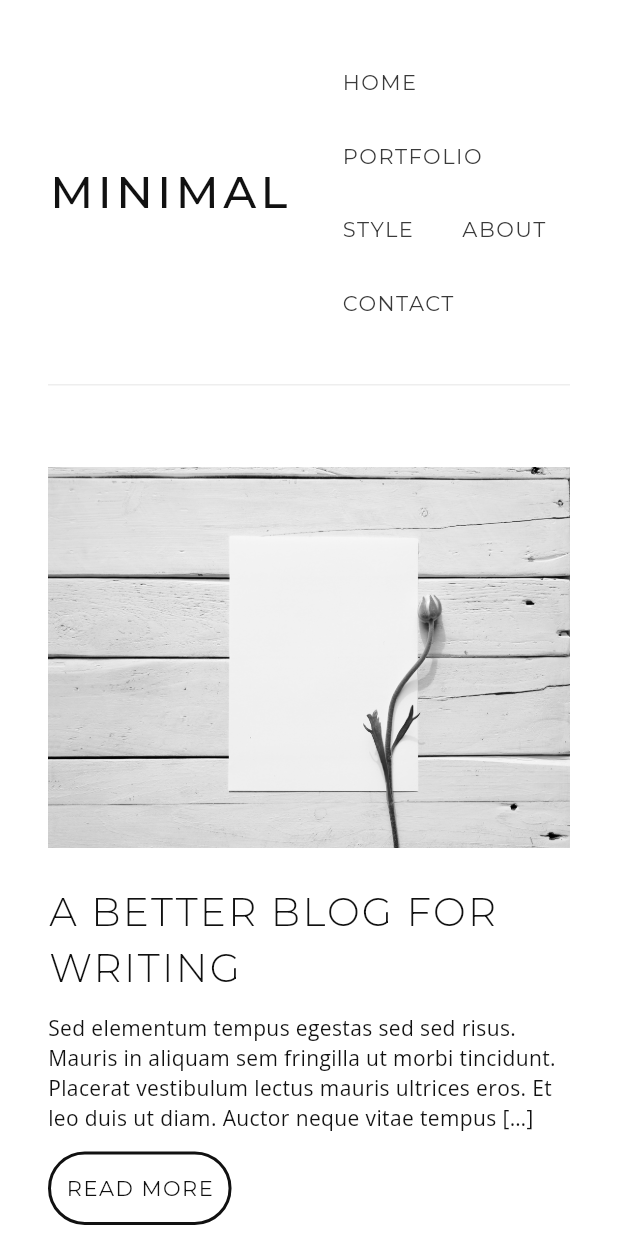
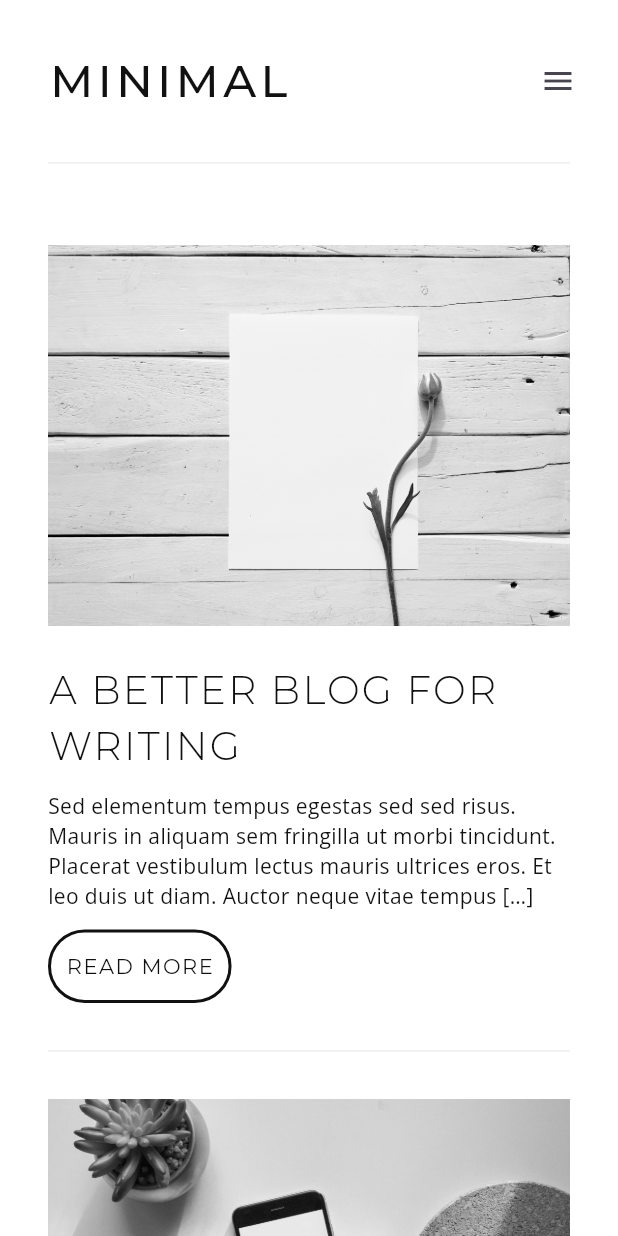
Before and after one commit to Codelessly/FlutterMinimalWebsite, a Flutter app: the screen it shows after launch, on a phone screen of 412 x 824 dp. Run offline on Flutter 3.47's test engine with Material 3 defaults, Android fonts, the phone set to English and light mode, and no system bars; our stand-ins replace google_fonts, responsive_framework; missing offline and left inert: loading_gifs.

Commit message:
Create Hamburger Menu Button

```diff
--- a/lib/components/blog.dart
+++ b/lib/components/blog.dart
@@ -4,8 +4,8 @@ import 'package:minimal/components/color.dart';
 import 'package:minimal/components/spacing.dart';
 import 'package:minimal/components/text.dart';
 import 'package:minimal/components/typography.dart';
-import 'package:minimal/pages/page_post.dart';
-import 'package:minimal/pages/page_typography.dart';
+import 'package:minimal/pages/pages.dart';
+import 'package:responsive_framework/responsive_framework.dart';
 
 class ImageWrapper extends StatelessWidget {
   final String image;
@@ -355,6 +355,16 @@ class MinimalMenuBar extends StatelessWidget {
                         letterSpacing: 3,
                         fontWeight: FontWeight.w500)),
               ),
+              if (ResponsiveBreakpoints.of(context).isMobile) ...[
+                const Spacer(),
+                Transform.translate(
+                  offset: const Offset(16, 0),
+                  child: IconButton(
+                    icon: const Icon(Icons.menu),
+                    onPressed: () {},
+                  ),
+                )
+              ] else
                 Flexible(
                   child: Container(
                     alignment: Alignment.centerRight,
--- a/lib/main.dart
+++ b/lib/main.dart
@@ -15,13 +15,13 @@ class MyApp extends StatelessWidget {
       // Wrapping the app with a builder method makes breakpoints
       // accessible throughout the widget tree.
       builder: (context, child) => ResponsiveBreakpoints.builder(
-        child: child!,
         breakpoints: [
           const Breakpoint(start: 0, end: 450, name: MOBILE),
           const Breakpoint(start: 451, end: 800, name: TABLET),
           const Breakpoint(start: 801, end: 1920, name: DESKTOP),
           const Breakpoint(start: 1921, end: double.infinity, name: '4K'),
         ],
+        child: child!,
       ),
       initialRoute: '/',
       onGenerateRoute: (RouteSettings settings) {
```
Lines whose indentation alone changed are shown as unchanged.
